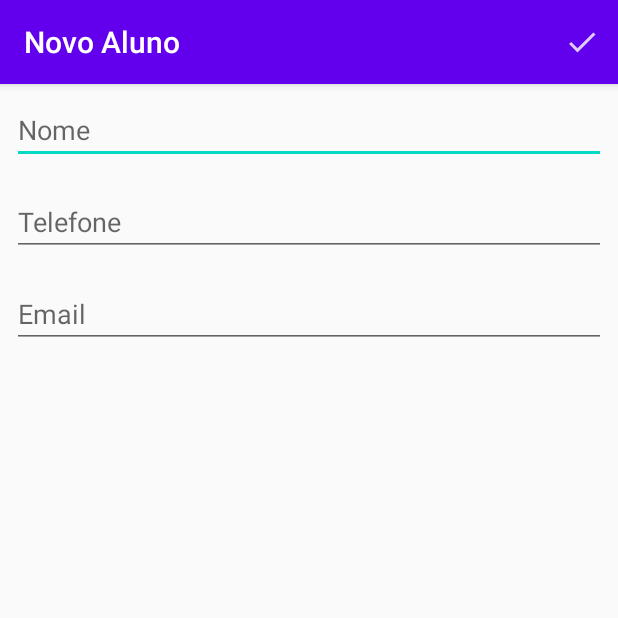
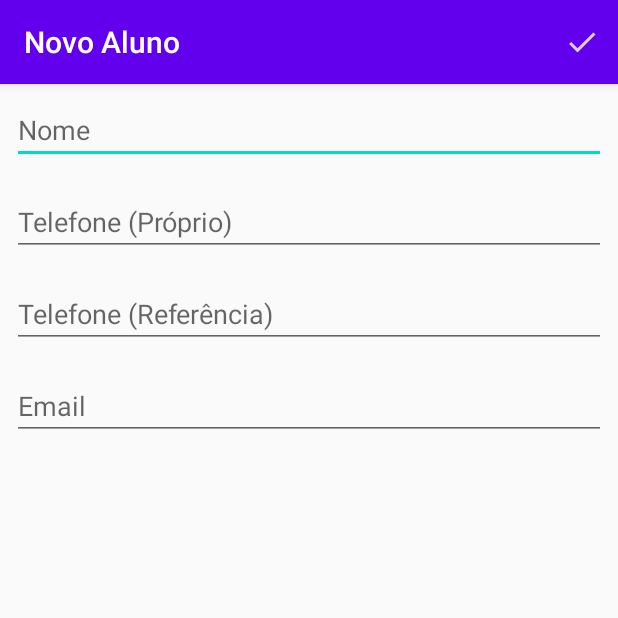
Before and after one commit to juliaalvessouza/ListagemAlunos, an Android app: the FormularioAlunoActivity screen opened directly, with no data from a screen before it, on a phone screen of 412 x 824 dp, the top half of it. Run offline under Robolectric (Android 15) with nearby library versions, the phone set to English and light mode, and no system bars; our stand-ins replace Room's generated code.

```diff
--- a/app/src/main/java/com/example/listaalunos/adapter/AdapterListaAlunos.java
+++ b/app/src/main/java/com/example/listaalunos/adapter/AdapterListaAlunos.java
@@ -50,7 +50,7 @@ public class AdapterListaAlunos extends BaseAdapter {
         TextView nome = viewCriada.findViewById(R.id.item_aluno_nome);
         nome.setText(aluno.getNomeCompleto());
         TextView telefone = viewCriada.findViewById(R.id.item_aluno_telefone);
-        telefone.setText(aluno.getTelefone());
+        telefone.setText(aluno.getTelefoneProprio());
     }
 
     public void atualizaAluno(List<Aluno> alunos) {
--- a/app/src/main/java/com/example/listaalunos/db/ListaAlunosDatabase.java
+++ b/app/src/main/java/com/example/listaalunos/db/ListaAlunosDatabase.java
@@ -9,10 +9,10 @@ import androidx.room.TypeConverters;
 import com.example.listaalunos.daoRoom.RoomAlunoDAO;
 import com.example.listaalunos.model.Aluno;
 
-import static com.example.listaalunos.db.ListaAlunosMigration.TODAS_MIGRATION;
+//import static com.example.listaalunos.db.ListaAlunosMigration.TODAS_MIGRATION;
 
 
-@Database(entities = {Aluno.class}, version = 2, exportSchema = false)
+@Database(entities = {Aluno.class}, version = 1, exportSchema = false)
 @TypeConverters(ConversorCalendar.class)
 public abstract class ListaAlunosDatabase extends RoomDatabase {
 
@@ -23,9 +23,10 @@ public abstract class ListaAlunosDatabase extends RoomDatabase {
         return Room.databaseBuilder(context, ListaAlunosDatabase.class, NOME_BD)
                 .allowMainThreadQueries()
                 .fallbackToDestructiveMigration()
-                .addMigrations(TODAS_MIGRATION)
+//                .addMigrations(TODAS_MIGRATION)
                 .build();
 
     }
 
+
 }
--- a/app/src/main/java/com/example/listaalunos/ui/FormularioAlunoActivity.java
+++ b/app/src/main/java/com/example/listaalunos/ui/FormularioAlunoActivity.java
@@ -4,7 +4,6 @@ import android.content.Intent;
 import android.os.Bundle;
 import androidx.annotation.NonNull;
 import androidx.appcompat.app.AppCompatActivity;
-import androidx.room.Room;
 
 import android.view.Menu;
 import android.view.MenuItem;
@@ -20,7 +19,8 @@ public class FormularioAlunoActivity extends AppCompatActivity {
     private static final String TITULO_APPBAR_NOVO_ALUNO = "Novo Aluno";
     private static final String TITULO_APPBAR_EDITA_ALUNO = "Edita Aluno";
     private EditText campoNome;
-    private EditText campoTelefone;
+    private EditText campoTelefoneProprio;
+    private EditText campoTelefoneReferencia;
     private EditText campoEmail;
     private RoomAlunoDAO alunoDAO;
     private Aluno aluno;
@@ -64,7 +64,8 @@ public class FormularioAlunoActivity extends AppCompatActivity {
 
     private void preencheCampos() {
         campoNome.setText(aluno.getNome());
-        campoTelefone.setText(aluno.getTelefone());
+        campoTelefoneProprio.setText(aluno.getTelefoneProprio());
+        campoTelefoneReferencia.setText(aluno.getTelefoneReferencia());
         campoEmail.setText(aluno.getEmail());
     }
 
@@ -80,17 +81,20 @@ public class FormularioAlunoActivity extends AppCompatActivity {
 
     private void ids() {
         campoNome = findViewById(R.id.campo_nome);
-        campoTelefone = findViewById(R.id.campo_telefone);
+        campoTelefoneProprio = findViewById(R.id.campo_telefone_proprio);
+        campoTelefoneReferencia = findViewById(R.id.campo_telefone_referencia);
         campoEmail = findViewById(R.id.campo_email);
     }
 
     private void preencheAluno() {
         String nome = campoNome.getText().toString();
-        String telefone = campoTelefone.getText().toString();
+        String telefoneProprio = campoTelefoneProprio.getText().toString();
+        String telefoneReferencia = campoTelefoneReferencia.getText().toString();
         String email = campoEmail.getText().toString();
 
         aluno.setNome(nome);
-        aluno.setTelefone(telefone);
+        aluno.setTelefoneProprio(telefoneProprio);
+        aluno.setTelefoneReferencia(telefoneReferencia);
         aluno.setEmail(email);
     }
 }
--- a/app/src/main/res/layout/activity_formulario_aluno.xml
+++ b/app/src/main/res/layout/activity_formulario_aluno.xml
@@ -16,12 +16,21 @@ caso não funciona, acrescentar no código como principal-->
         android:importantForAutofill="no" />
 
     <EditText
-        android:id="@+id/campo_telefone"
+        android:id="@+id/campo_telefone_proprio"
         android:layout_width="match_parent"
         android:layout_height="wrap_content"
         android:layout_margin="8dp"
         android:inputType="phone"
-        android:hint="@string/campo_telefone"
+        android:hint="@string/campo_telefone_proprio"
+        android:importantForAutofill="no" />
+
+    <EditText
+        android:id="@+id/campo_telefone_referencia"
+        android:layout_width="match_parent"
+        android:layout_height="wrap_content"
+        android:layout_margin="8dp"
+        android:inputType="phone"
+        android:hint="@string/campo_telefone_referencia"
         android:importantForAutofill="no" />
 
     <EditText
--- a/app/src/main/res/values/strings.xml
+++ b/app/src/main/res/values/strings.xml
@@ -1,7 +1,8 @@
 <resources>
     <string name="app_name">ListaAlunos</string>
     <string name="campo_email">Email</string>
-    <string name="campo_telefone">Telefone</string>
+    <string name="campo_telefone_proprio">Telefone (Próprio)</string>
+    <string name="campo_telefone_referencia">Telefone (Referência)</string>
     <string name="campo_nome">Nome</string>
     <string name="button_salvar_o_aluno">Salvar o Aluno</string>
     <string name="button_remover">Remover</string>
```
Also changed, not shown: app/src/main/java/com/example/listaalunos/db/ListaAlunosMigration.java (+11 -6 lines), app/src/main/java/com/example/listaalunos/model/Aluno.java (+15 -6 lines), 50 other files.
